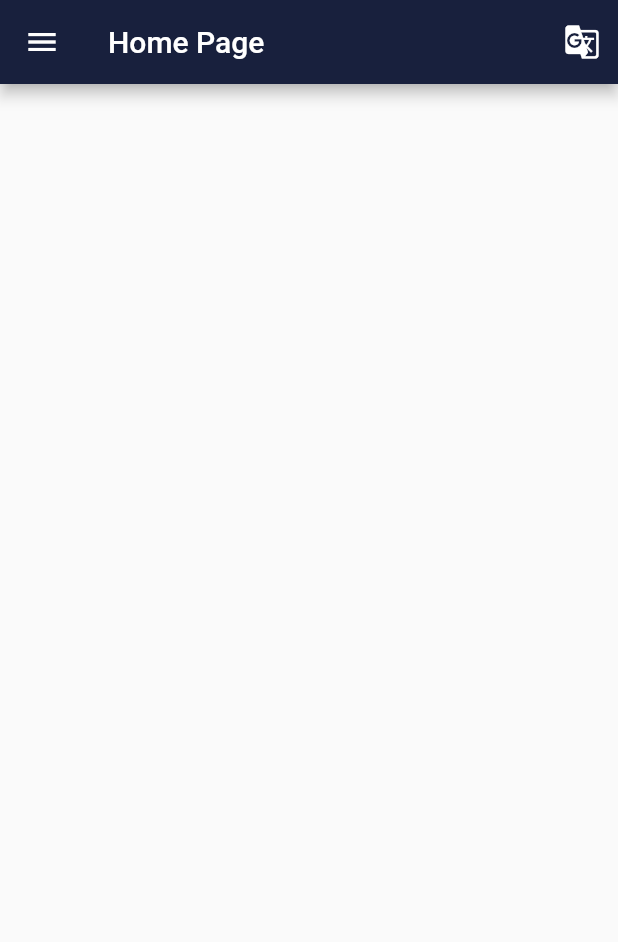
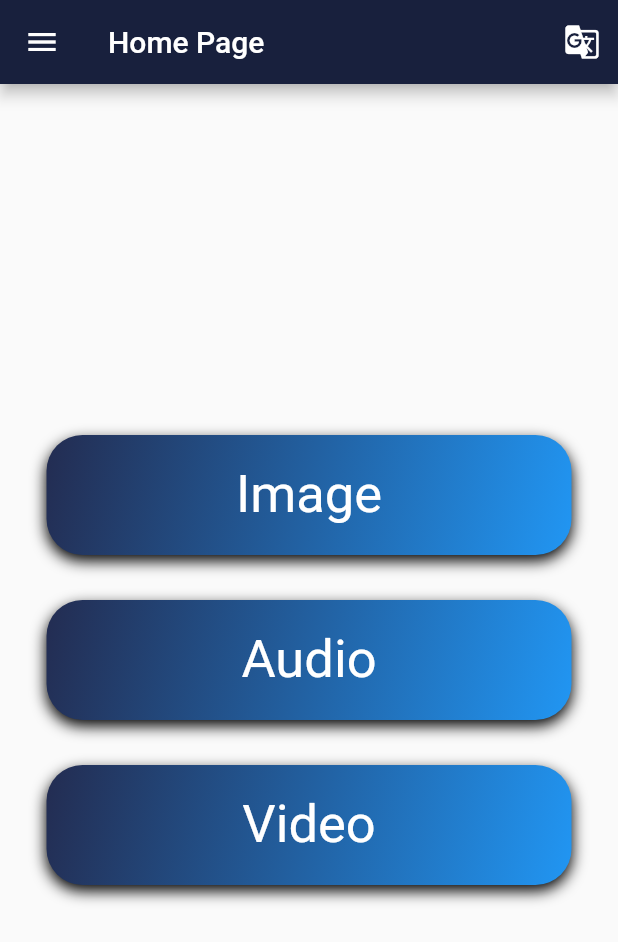
Before and after one commit to pritamrao746/domestic-violence, a Flutter app: the Home_Screen screen opened by its route, on a phone screen of 412 x 824 dp. Shown: the top 942 px of the screen. Run offline on Flutter 3.47's test engine with Material 2 defaults, Android fonts, the phone set to English and light mode, and no system bars; our stand-ins replace audioplayers, cloud_firestore, firebase_auth, firebase_core, firebase_storage, flutter_image_compress and 4 more; missing offline and left inert: encrypt, flutter_audio_recorder, video_compress; accounts and stored records are empty.

Commit message:
Push Everything

```diff
--- a/lib/home.dart
+++ b/lib/home.dart
@@ -1,13 +1,115 @@
+import 'package:flutter/cupertino.dart';
 import 'package:flutter/material.dart';
 
-class Home extends StatefulWidget {
-  @override
-  _HomeState createState() => _HomeState();
-}
+class Home extends StatelessWidget {
+  final double _borderRadius = 24;
+  final Color primaryColor = Color(0xff18203d);
+  final Color secondaryColor = Color(0xff232c51);
+  final Color logoGreen = Color(0xff25bcbb);
 
-class _HomeState extends State<Home> {
   @override
   Widget build(BuildContext context) {
-    return Container();
+    return Scaffold(
+      body: Column(mainAxisAlignment: MainAxisAlignment.center, children: [
+        Center(
+          child: InkWell(
+            onTap: () {
+              Navigator.pushNamed(context, '/image');
+            },
+            child: Container(
+              margin: EdgeInsets.all(20.0),
+              width: 350,
+              height: 80,
+              decoration: BoxDecoration(
+                borderRadius: BorderRadius.circular(_borderRadius),
+                gradient: LinearGradient(
+                    colors: [secondaryColor, Colors.blue],
+                    begin: Alignment.topLeft,
+                    end: Alignment.bottomRight),
+                boxShadow: [
+                  BoxShadow(
+                    color: Colors.black,
+                    blurRadius: 8,
+                    offset: Offset(0, 4),
+                  ),
+                ],
+              ),
+              child: Center(
+                  child: Text('Image',
+                      style: TextStyle(
+                        fontSize: 35,
+                        color: Colors.white,
+                      ))),
+            ),
+          ),
+        ),
+        Center(
+          child: InkWell(
+            onTap: () {
+              Navigator.pushNamed(context, '/audio');
+            },
+            child: Container(
+              margin: EdgeInsets.all(10.0),
+              width: 350,
+              height: 80,
+              decoration: BoxDecoration(
+                borderRadius: BorderRadius.circular(_borderRadius),
+                gradient: LinearGradient(
+                    colors: [secondaryColor, Colors.blue],
+                    begin: Alignment.topLeft,
+                    end: Alignment.bottomRight),
+                boxShadow: [
+                  BoxShadow(
+                    color: Colors.black,
+                    blurRadius: 8,
+                    offset: Offset(0, 4),
+                  ),
+                ],
+              ),
+              child: Center(
+                  child: Text('Audio',
+                      style: TextStyle(
+                        fontSize: 35,
+                        color: Colors.white,
+                      ))),
+            ),
+          ),
+        ),
+        SizedBox(height: 10),
+        Center(
+          child: InkWell(
+            onTap: () {
+              Navigator.pushNamed(context, '/video');
+            },
+            child: Container(
+              margin: EdgeInsets.all(10.0),
+              width: 350,
+              height: 80,
+              decoration: BoxDecoration(
+                borderRadius: BorderRadius.circular(_borderRadius),
+                gradient: LinearGradient(
+                    colors: [secondaryColor, Colors.blue],
+                    begin: Alignment.topLeft,
+                    end: Alignment.bottomRight),
+                boxShadow: [
+                  BoxShadow(
+                    color: Colors.black,
+                    blurRadius: 8,
+                    offset: Offset(0, 4),
+                  ),
+                ],
+              ),
+              child: Center(
+                  child: Text("Video",
+                      style: TextStyle(
+                        fontSize: 35,
+                        color: Colors.white,
+                      ))),
+            ),
+          ),
+        ),
+        SizedBox(height: 10),
+      ]),
+    );
   }
 }
--- a/lib/home_sidebar.dart
+++ b/lib/home_sidebar.dart
@@ -9,90 +9,94 @@ class Home_Screen extends StatefulWidget {
 }
 
 class _Home_ScreenState extends State<Home_Screen> {
-  int index=0;
-  final Color primaryColor=Color(0xff18203d);
+  int index = 0;
+  final Color primaryColor = Color(0xff18203d);
   final Color secondaryColor = Color(0xff232c51);
-  final Color logoGreen=Color(0xff25bcbb);
-  List<Widget> list=[
+  final Color logoGreen = Color(0xff25bcbb);
+  List<Widget> list = [
     Home(),
     Settings(),
     Logout(),
   ];
+
   @override
   Widget build(BuildContext context) {
     return Scaffold(
-      appBar:AppBar(
-          title:Text('Home Page'),
+      appBar: AppBar(
+          title: Text('Home Page'),
           backgroundColor: primaryColor,
-          actions:[
-            IconButton(icon: Icon(Icons.g_translate, color:Colors.white) ,onPressed: null)
-          ]
-      ),
-      body:list[index],
-      drawer:MyDrawer(onTap:(ctx,i){
-        setState((){
-          index=i;
+          actions: [
+            IconButton(
+                icon: Icon(Icons.g_translate, color: Colors.white),
+                onPressed: null)
+          ]),
+      body: list[index],
+      drawer: MyDrawer(
+        onTap: (ctx, i) {
+          setState(() {
+            index = i;
             Navigator.pop(ctx);
           });
-      },),
+        },
+      ),
     );
   }
 }
 
 class MyDrawer extends StatelessWidget {
   final Function onTap;
-  MyDrawer({
-    this.onTap
-  });
 
-  final Color primaryColor=Color(0xff18203d);
+  MyDrawer({this.onTap});
+
+  final Color primaryColor = Color(0xff18203d);
   final Color secondaryColor = Color(0xff232c51);
-  final Color logoGreen=Color(0xff25bcbb);
+  final Color logoGreen = Color(0xff25bcbb);
+
   @override
   Widget build(BuildContext context) {
     return SizedBox(
-      width: MediaQuery.of(context).size.width*0.8,
-      child:Drawer(
-          child:Column(
+      width: MediaQuery.of(context).size.width * 0.8,
+      child: Drawer(
+          child: Column(
         crossAxisAlignment: CrossAxisAlignment.stretch,
-            children:<Widget>[
+        children: <Widget>[
           DrawerHeader(
-                decoration:BoxDecoration(color:primaryColor),
-                child:Padding(
-                  padding:EdgeInsets.all(6),
-                  child:Center(
+            decoration: BoxDecoration(color: primaryColor),
+            child: Padding(
+              padding: EdgeInsets.all(6),
+              child: Center(
                 child: Column(
                   crossAxisAlignment: CrossAxisAlignment.start,
-                      mainAxisAlignment:MainAxisAlignment.end,
-                      children:[
+                  mainAxisAlignment: MainAxisAlignment.end,
+                  children: [
                     Center(
                       child: Container(
-                            width:60,
-                            height:80,
-                            child:CircleAvatar(
+                        width: 60,
+                        height: 80,
+                        child: CircleAvatar(
                           backgroundImage: AssetImage('assets/profile.png'),
                         ),
                       ),
                     ),
-                        SizedBox(height:10,),
+                    SizedBox(
+                      height: 10,
+                    ),
                     Center(
                       child: Text(
                         'Name',
-                            style:TextStyle(
-                                fontSize:15,
-                                fontWeight:FontWeight.w600,
-                                color:Colors.white
+                        style: TextStyle(
+                            fontSize: 15,
+                            fontWeight: FontWeight.w600,
+                            color: Colors.white),
                       ),
                     ),
+                    SizedBox(
+                      height: 3,
                     ),
-                        SizedBox(height: 3,),
                     Center(
                       child: Text(
                         'email.com',
-                            style:TextStyle(
-                                color:Colors.white,
-                                fontSize:12
-                            ),
+                        style: TextStyle(color: Colors.white, fontSize: 12),
                       ),
                     ),
                   ],
@@ -101,24 +105,25 @@ class MyDrawer extends StatelessWidget {
             ),
           ),
           ListTile(
-                leading:Icon(Icons.home),
-                title:Text('Home'),
-                onTap:()=>onTap(context,0),
+            leading: Icon(Icons.home),
+            title: Text('Home'),
+            onTap: () => onTap(context, 0),
           ),
           ListTile(
-                leading:Icon(Icons.settings),
-                title:Text('Settings'),
-                onTap:()=>onTap(context,1),
+            leading: Icon(Icons.settings),
+            title: Text('Settings'),
+            onTap: () => onTap(context, 1),
           ),
-              Divider(height:1,),
+          Divider(
+            height: 1,
+          ),
           ListTile(
-                leading:Icon(Icons.exit_to_app),
-                title:Text('LogOut'),
-                onTap:()=>onTap(context,2),
+            leading: Icon(Icons.exit_to_app),
+            title: Text('LogOut'),
+            onTap: () => onTap(context, 2),
           ),
         ],
-          )
-      ),
+      )),
     );
   }
 }
--- a/lib/main.dart
+++ b/lib/main.dart
@@ -4,11 +4,13 @@ import 'package:domestic_violence/audio-work/AudioHomeView.dart';
 import 'package:domestic_violence/home_sidebar.dart';
 import 'package:domestic_violence/login_screen.dart';
 import 'package:domestic_violence/register.dart';
+import 'package:firebase_auth/firebase_auth.dart';
 import 'package:flutter/material.dart';
 import 'package:firebase_core/firebase_core.dart';
 import 'package:domestic_violence/tic_tac_toe.dart';
 import 'package:domestic_violence/ImageWork.dart';
-
+import 'package:firebase_auth/firebase_auth.dart';
+import 'package:firebase_core/firebase_core.dart';
 
 Future<void> main() async {
   WidgetsFlutterBinding.ensureInitialized();
@@ -28,7 +30,8 @@ class App extends StatelessWidget {
       builder: (context, snapshot) {
         // Check for errors
         if (snapshot.hasError) {
-          print("\n\n\nConnection Error of firebase! Please try again in a moment !!\n\n\n");
+          print(
+              "\n\n\nConnection Error of firebase! Please try again in a moment !!\n\n\n");
         }
 
         // Once complete, show your application
@@ -45,37 +48,36 @@ class App extends StatelessWidget {
   }
 }
 
-class MyApp extends StatelessWidget{
+class MyApp extends StatelessWidget {
   @override
-  Widget build(BuildContext context){
+  Widget build(BuildContext context) {
     return MaterialApp(
       title: 'Domestic Violence fight',
       routes: {
-        //'/':(BuildContext context)=> VideoPage(title:"Video Upload"),
-        //'/':(BuildContext context)=> ImageCapture(),
-        '/':(BuildContext context) => AudioHomeView(),
-        //'/':(BuildContext context)=> HomePage(),
-        '/register':(BuildContext context)=> Register_Screen(),
-        '/login':(BuildContext context)=> Login_Screen(),
-        '/home':(BuildContext context)=> Home_Screen(),
+        '/video': (BuildContext context) => VideoPage(title: "Video Upload"),
+        '/image': (BuildContext context) => ImageCapture(),
+        '/audio': (BuildContext context) => AudioHomeView(),
+        '/': (BuildContext context) => HomePage(),
+        '/register': (BuildContext context) => Register_Screen(),
+        '/login': (BuildContext context) => Login_Screen(),
+        '/home': (BuildContext context) => Home_Screen(),
       },
     );
   }
 }
 
 class HomePage extends StatelessWidget {
-
-  final Color primaryColor=Color(0xff18203d);
+  final Color primaryColor = Color(0xff18203d);
   final Color secondaryColor = Color(0xff232c51);
-  final Color logoGreen=Color(0xff25bcbb);
+  final Color logoGreen = Color(0xff25bcbb);
 
   @override
   Widget build(BuildContext context) {
     return Scaffold(
       backgroundColor: primaryColor,
-      body:Container(
-        margin:EdgeInsets.symmetric(horizontal: 40),
-        child:Column(
+      body: Container(
+        margin: EdgeInsets.symmetric(horizontal: 40),
+        child: Column(
           mainAxisAlignment: MainAxisAlignment.center,
           children: <Widget>[
             //We take the image from the assets
@@ -101,9 +103,9 @@ class HomePage extends StatelessWidget {
             MaterialButton(
               elevation: 10,
               height: 50,
-              onPressed:(){
-                Navigator.push(context,
-                    MaterialPageRoute(builder: (_) => TicTacToe()));
+              onPressed: () {
+                Navigator.push(
+                    context, MaterialPageRoute(builder: (_) => TicTacToe()));
               },
               color: logoGreen,
               child: Row(
```
Lines whose indentation alone changed are shown as unchanged.
